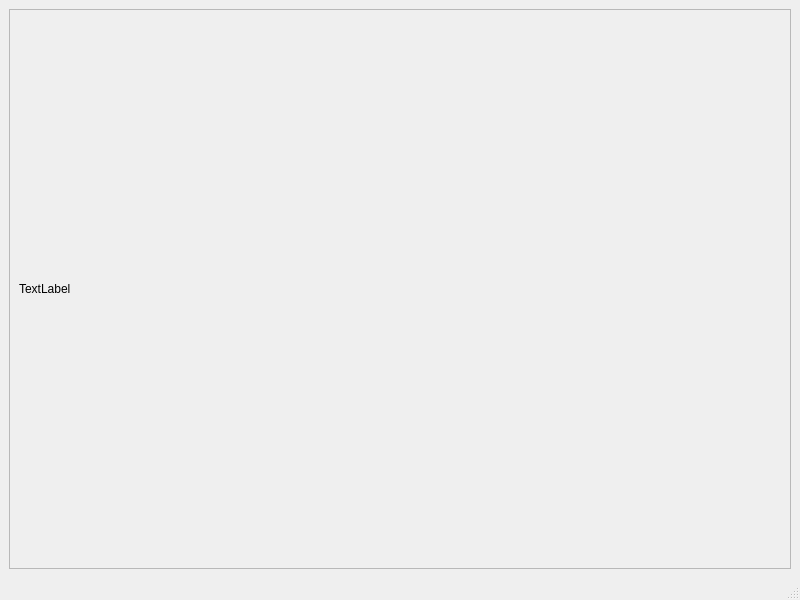
softwareschneiderei/viewer, file viewer/Viewer.ui: the form before one commit.
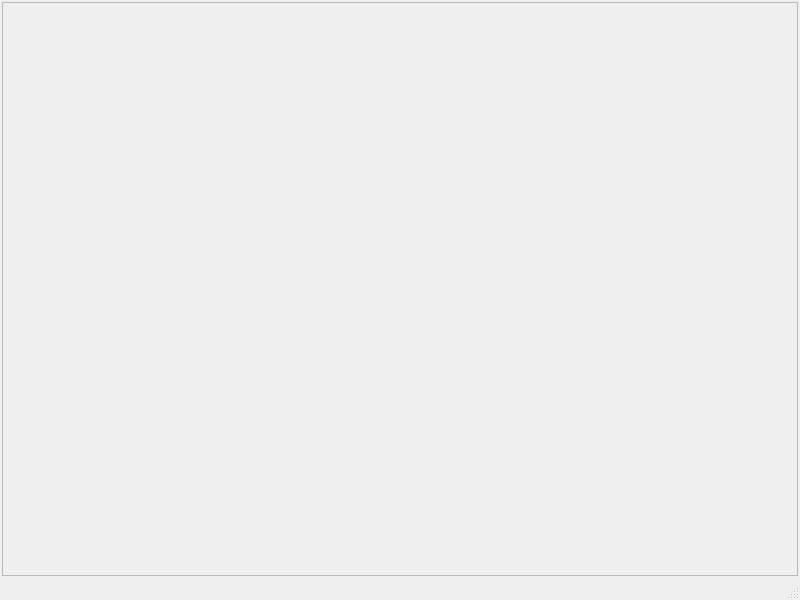
The form after the commit.

Patch:
```diff
--- a/viewer/Viewer.ui
+++ b/viewer/Viewer.ui
@@ -15,6 +15,18 @@
   </property>
   <widget class="QWidget" name="centralwidget">
    <layout class="QHBoxLayout" name="horizontalLayout">
+    <property name="leftMargin">
+     <number>2</number>
+    </property>
+    <property name="topMargin">
+     <number>2</number>
+    </property>
+    <property name="rightMargin">
+     <number>2</number>
+    </property>
+    <property name="bottomMargin">
+     <number>2</number>
+    </property>
     <item>
      <widget class="QScrollArea" name="scrollArea">
       <property name="widgetResizable">
@@ -25,15 +37,30 @@
         <rect>
          <x>0</x>
          <y>0</y>
-         <width>780</width>
-         <height>533</height>
+         <width>794</width>
+         <height>547</height>
         </rect>
        </property>
        <layout class="QVBoxLayout" name="verticalLayout">
+        <property name="spacing">
+         <number>0</number>
+        </property>
+        <property name="leftMargin">
+         <number>0</number>
+        </property>
+        <property name="topMargin">
+         <number>0</number>
+        </property>
+        <property name="rightMargin">
+         <number>0</number>
+        </property>
+        <property name="bottomMargin">
+         <number>0</number>
+        </property>
         <item>
          <widget class="QLabel" name="label">
           <property name="text">
-           <string>TextLabel</string>
+           <string/>
           </property>
          </widget>
         </item>
```
